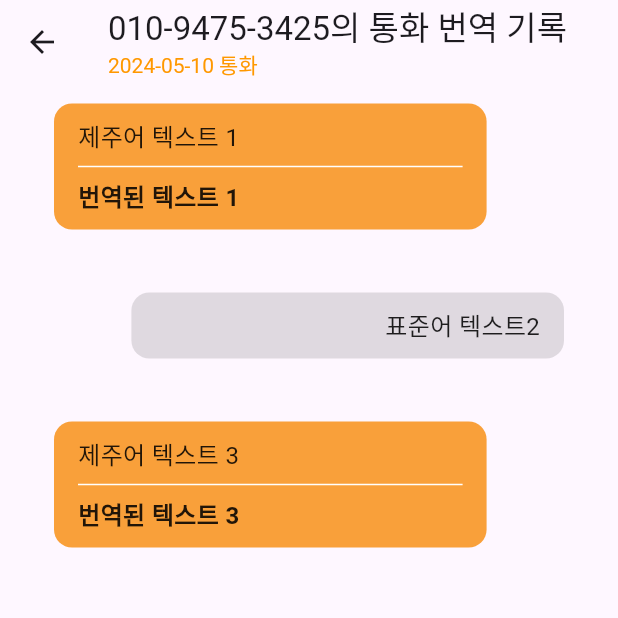
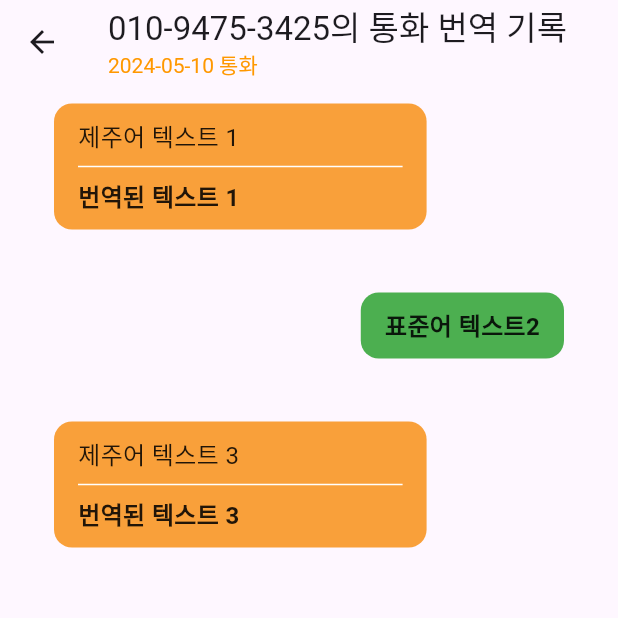
Before and after one commit to jaesung08/JeJalJeJal, a Flutter app: the HistoryScreen screen opened directly, after a tap on "010-9475-3425", on a phone screen of 412 x 824 dp, the top half of it. Run offline on Flutter 3.47's test engine with Material 3 defaults, Android fonts, the light colour scheme and no system bars; our stand-ins replace contacts_service, device_info_plus, dio, drift, file_picker, permission_handler and 3 more; missing offline and left inert: flutter_overlay_window, phone_state; accounts and stored records are empty; statements that could not run were skipped.

Commit message:
feat: overlay text 구현중

```diff
--- /dev/null
+++ b/frontend/devtools_options.yaml
@@ -0,0 +1 @@
+extensions:
--- a/frontend/lib/main.dart
+++ b/frontend/lib/main.dart
@@ -30,7 +30,7 @@ void overlayMain() {
   runApp(
     MaterialApp(
       debugShowCheckedModeBanner: false,
-      home: TrueCallerOverlay(translationService: translationService),
+      home: TrueCallerOverlay(),
     ),
   );
 }
--- a/frontend/lib/services/set_stream.dart
+++ b/frontend/lib/services/set_stream.dart
@@ -13,6 +13,7 @@ import 'package:contacts_service/contacts_service.dart';
 import 'package:jejal_project/databases/database_helper.dart';
 import 'package:drift/drift.dart';
 import 'package:jejal_project/services/translation_service.dart';
+import 'package:jejal_project/overlays/true_caller_overlay.dart';
 
 import '../models/send_message_model.dart';
 
@@ -65,6 +66,10 @@ void setStream() async {
       ws = WebSocketChannel.connect(
         Uri.parse('wss://k10a406.p.ssafy.io/api/record'),
       );
+      print('WebSocket connected');
+
+      // TrueCallerOverlay에 웹소켓 채널 전달
+      TrueCallerOverlay.startWebSocketStream(ws!);
 
       // var startMessage = SendMessageModel(
       //   state: 0,
--- a/frontend/lib/widgets/text_segment_box.dart
+++ b/frontend/lib/widgets/text_segment_box.dart
@@ -7,39 +7,58 @@ class TextSegmentBox extends StatelessWidget {
   const TextSegmentBox({
     Key? key,
     required this.jejuText,
-    required this.translatedText, // translatedText는 필수 매개변수
+    required this.translatedText,
   }) : super(key: key);
 
   @override
   Widget build(BuildContext context) {
+    print('TextSegmentBox 빌드: jejuText=$jejuText, translatedText=$translatedText');
     return Align(
-      alignment: translatedText == "제잘" ? Alignment.centerRight : Alignment.centerLeft, // translatedText가 "제잘"인 경우 오른쪽 정렬
+      alignment: translatedText == "제잘"
+          ? Alignment.centerRight
+          : Alignment.centerLeft,
+      child: ConstrainedBox(
+        constraints: BoxConstraints(
+          maxWidth: MediaQuery.of(context).size.width * 0.7,
+        ),
         child: Container(
           margin: const EdgeInsets.symmetric(vertical: 5.0, horizontal: 20.0),
           padding: const EdgeInsets.symmetric(vertical: 10.0, horizontal: 16.0),
-        width: MediaQuery.of(context).size.width * 0.7,
           decoration: BoxDecoration(
-          color: translatedText == "제잘" ? Colors.black12 : Color(0xFFF9A03A), // translatedText가 "제잘"인 경우 흰색 박스
+            color: translatedText == "제잘" ? Colors.green : Color(0xFFF9A03A),
             borderRadius: BorderRadius.circular(12),
           ),
           child: Column(
-          crossAxisAlignment: translatedText == "제잘" ? CrossAxisAlignment.end : CrossAxisAlignment.start, // translatedText가 "제잘"인 경우 오른쪽 정렬
+            crossAxisAlignment: translatedText == "제잘"
+                ? CrossAxisAlignment.start
+                : CrossAxisAlignment.start,
             children: [
               Text(
                 jejuText,
-              style: TextStyle(fontSize: 16.0, color: Colors.black87),
+                style: TextStyle(
+                  fontSize: 16.0,
+                  color: Colors.black87,
+                  fontWeight: translatedText == "제잘"
+                      ? FontWeight.bold
+                      : FontWeight.normal,
                 ),
-            if (translatedText != "제잘") // translatedText가 "제잘"이 아닌 경우에만 구분선과 번역 텍스트를 추가
+              ),
+              if (translatedText != "제잘")
                 ...[
                   const Divider(color: Colors.white),
                   Text(
                     translatedText,
-                  style: TextStyle(fontSize: 16.0, color: Colors.black87, fontWeight: FontWeight.bold),
+                    style: TextStyle(
+                      fontSize: 16.0,
+                      color: Colors.black87,
+                      fontWeight: FontWeight.bold,
+                    ),
                   ),
                 ],
             ],
           ),
         ),
+      ),
     );
   }
 }
```
Also changed, not shown: frontend/lib/overlays/true_caller_overlay.dart (+86 -51 lines), frontend/lib/services/translation_service.dart (+15 -64 lines). Lines whose indentation alone changed are shown as unchanged.
